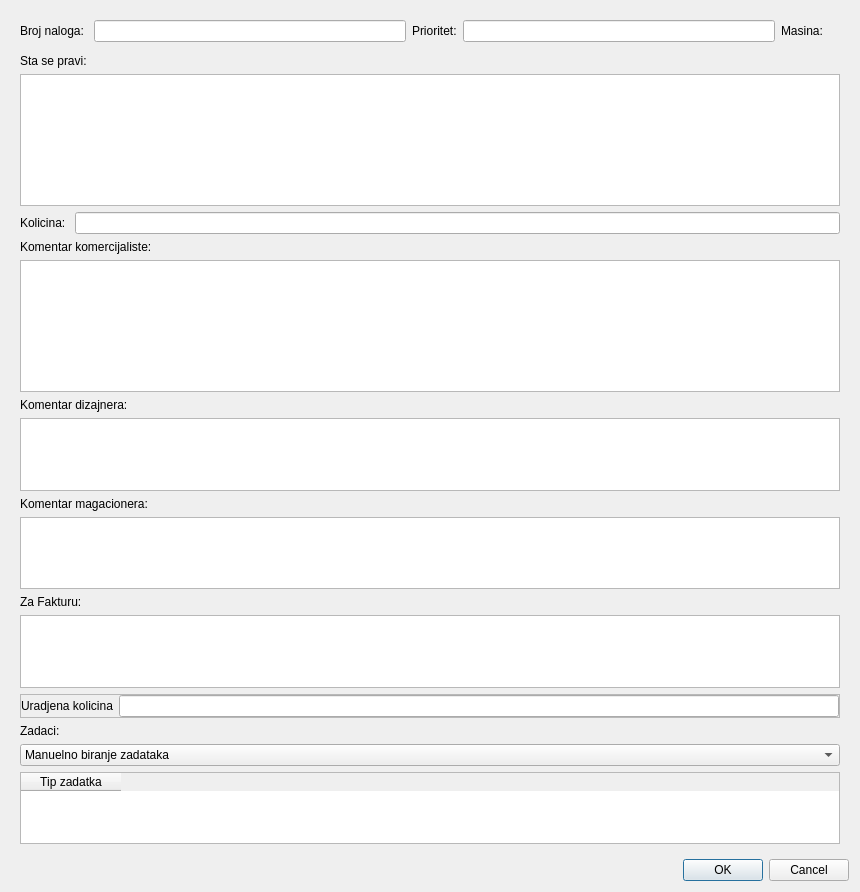
First picture: the form in gui/POVI/commanddialog.ui, repository Loptica23/POVI, before the edit.
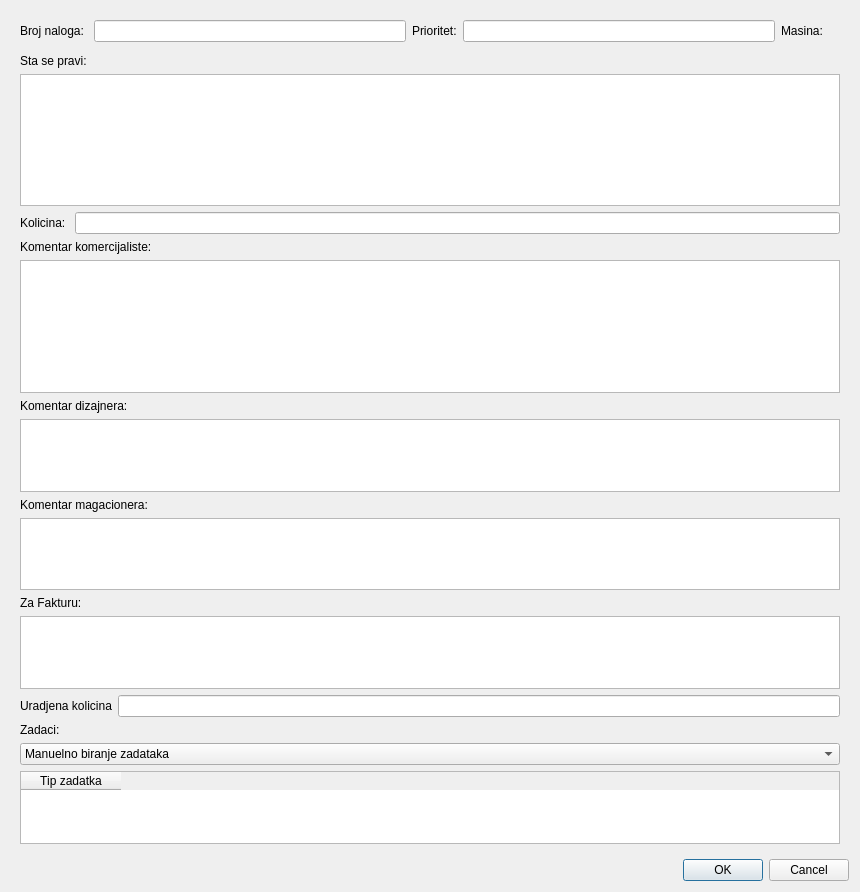
Second picture: the form after the edit.

Commit message: Pop up window for checking identity of simple worker.

Diff of the .ui file:
```diff
--- a/gui/POVI/commanddialog.ui
+++ b/gui/POVI/commanddialog.ui
@@ -241,14 +241,8 @@
        </widget>
       </item>
       <item>
-       <widget class="QFrame" name="finishQuantity">
-        <property name="frameShape">
-         <enum>QFrame::StyledPanel</enum>
-        </property>
-        <property name="frameShadow">
-         <enum>QFrame::Raised</enum>
-        </property>
-        <layout class="QHBoxLayout" name="horizontalLayout_2">
+       <widget class="QWidget" name="finishQuantity" native="true">
+        <layout class="QHBoxLayout" name="horizontalLayout_5">
          <property name="leftMargin">
           <number>0</number>
          </property>
```
The commit also changes 4 other files.
